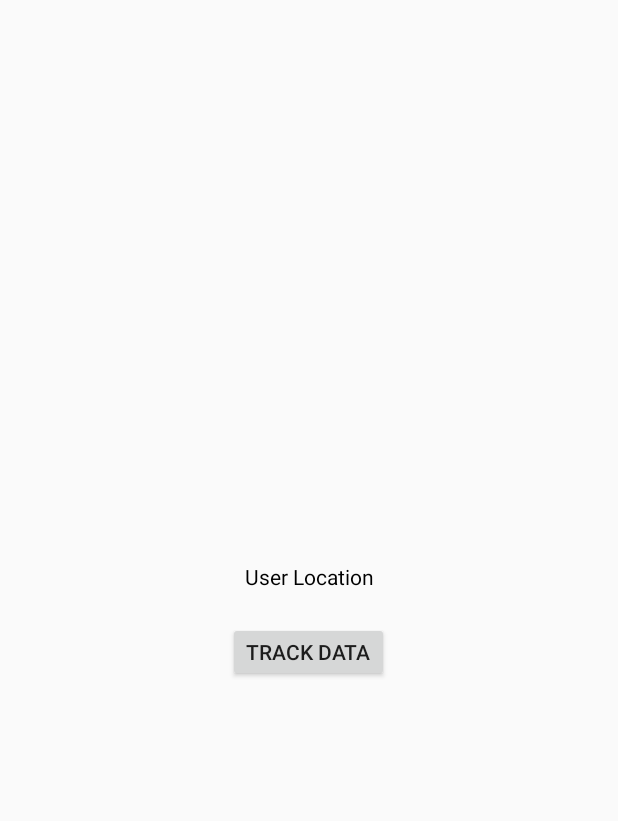
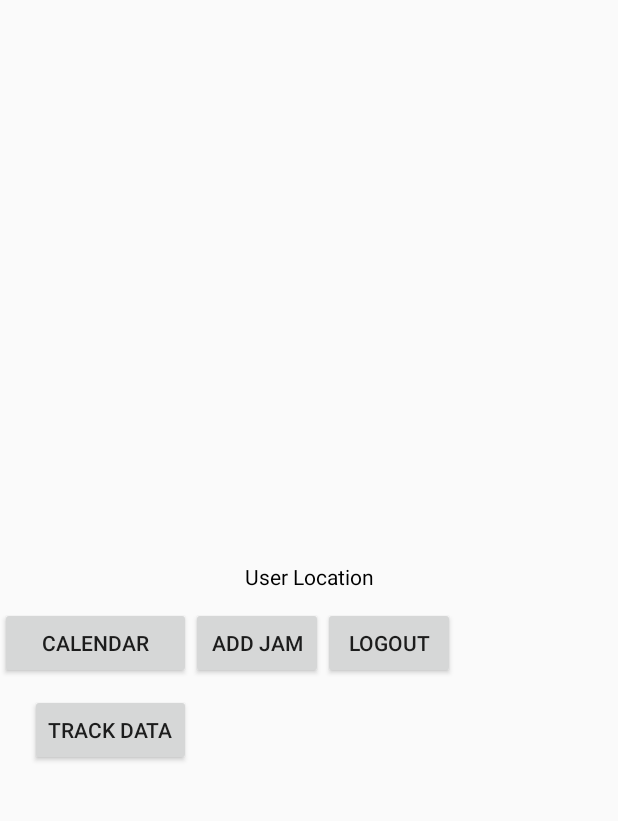
Before and after one commit to Chengliu823/JamDetector1, an Android app: the MapsActivity screen opened directly, with no data from a screen before it, on a phone screen of 412 x 824 dp, the part 113-934 px from its top. Run offline under Robolectric (Android 15) with nearby library versions, the phone set to English and light mode, and no system bars.

Commit message:
layout + register layout

```diff
--- a/app/src/main/java/com/example/semesterprojekt/Setting.java
+++ b/app/src/main/java/com/example/semesterprojekt/FAQActivity.java
@@ -3,11 +3,11 @@ package com.example.semesterprojekt;
 import android.support.v7.app.AppCompatActivity;
 import android.os.Bundle;
 
-public class Setting extends AppCompatActivity {
+public class FAQActivity extends AppCompatActivity {
 
     @Override
     protected void onCreate(Bundle savedInstanceState) {
         super.onCreate(savedInstanceState);
-        setContentView(R.layout.activity_setting);
+        setContentView(R.layout.activity_faq);
     }
 }
--- a/app/src/main/java/com/example/semesterprojekt/LoginActivity.java
+++ b/app/src/main/java/com/example/semesterprojekt/LoginActivity.java
@@ -119,7 +119,7 @@ public class LoginActivity extends AppCompatActivity {
             @Override
             public void onClick(View view) {
                 //进入注册界面
-                Intent intent = new Intent(LoginActivity.this, Setting.class);
+                Intent intent = new Intent(LoginActivity.this, SettingActivity.class);
                 startActivity(intent);
             }
         });
--- a/app/src/main/java/com/example/semesterprojekt/MapsActivity.java
+++ b/app/src/main/java/com/example/semesterprojekt/MapsActivity.java
@@ -18,6 +18,7 @@ import android.os.Bundle;
 import android.text.Html;
 import android.util.Log;
 import android.view.View;
+import android.widget.Button;
 import android.widget.TextView;
 
 import com.example.semesterprojekt.SQLiteHelper;
@@ -44,11 +45,23 @@ public class MapsActivity extends FragmentActivity implements OnMapReadyCallback
     private LatLng last_point;
     private TextView user_status, user_location;
     private String username;
+    private Button btnCalendar;
 
     @Override
     protected void onCreate(Bundle savedInstanceState) {
         super.onCreate(savedInstanceState);
         setContentView(R.layout.activity_maps);
+
+        btnCalendar = findViewById(R.id.btn_calendar);
+
+        btnCalendar.setOnClickListener(new View.OnClickListener() {
+            @Override
+            public void onClick(View view) {
+                //进入注册界面
+                Intent intent = new Intent(MapsActivity.this, CalendarActivity.class);
+                startActivity(intent);
+            }
+        });
 
         //für GPS tracking, aktiviert GPS
         locationManager = (LocationManager) this.getSystemService(LOCATION_SERVICE);
--- a/app/src/main/res/layout/activity_maps.xml
+++ b/app/src/main/res/layout/activity_maps.xml
@@ -1,10 +1,10 @@
 <LinearLayout xmlns:android="http://schemas.android.com/apk/res/android"
     xmlns:map="http://schemas.android.com/apk/res-auto"
     xmlns:tools="http://schemas.android.com/tools"
-    android:orientation="vertical"
     android:layout_width="match_parent"
     android:layout_height="match_parent"
-    tools:context="com.example.semesterprojekt.MapsActivity" >
+    android:orientation="vertical"
+    tools:context="com.example.semesterprojekt.MapsActivity">
 
     <LinearLayout
         android:layout_width="match_parent"
@@ -13,19 +13,19 @@
 
         <TextView
             android:layout_width="0dp"
+            android:layout_height="match_parent"
             android:layout_weight="1"
-            android:layout_height="match_parent"
-            android:text="User Status"
-            android:gravity="center"/>
+            android:gravity="center"
+            android:text="User Status" />
 
         <TextView
             android:id="@+id/user_status"
             android:layout_width="0dp"
+            android:layout_height="match_parent"
             android:layout_weight="1"
-            android:layout_height="match_parent"
+            android:gravity="center"
             android:text="REST"
-            android:gravity="center"
-            android:textColor="#FF0000"/>
+            android:textColor="#FF0000" />
 
     </LinearLayout>
 
@@ -33,27 +33,67 @@
         android:id="@+id/map"
         android:name="com.google.android.gms.maps.SupportMapFragment"
         android:layout_width="match_parent"
-        android:layout_height="400dp"/>
+        android:layout_height="400dp" />
 
 
     <TextView
         android:id="@+id/user_location"
         android:layout_width="match_parent"
         android:layout_height="40dp"
+        android:gravity="center"
         android:text="User Location"
-        android:gravity="center"
-        android:textColor="#000"/>
+        android:textColor="#000" />
 
 
-    <Button
-        android:id="@+id/bt_track_data"
-        android:layout_margin="10dp"
-        android:layout_gravity="center"
-        android:layout_width="wrap_content"
-        android:layout_height="40dp"
-        android:text="Track Data"/>
+    <TableLayout
+        android:layout_width="match_parent"
+        android:layout_height="wrap_content">
 
+        <TableRow
+            android:layout_width="match_parent"
+            android:layout_height="match_parent">
 
+            <Button
+                android:id="@+id/btn_calendar"
+                android:layout_width="wrap_content"
+                android:layout_height="wrap_content"
+                android:text="Calendar" />
+
+            <Button
+                android:id="@+id/btn_add_jam"
+                android:layout_width="match_parent"
+                android:layout_height="wrap_content"
+                android:text="Add Jam" />
+
+            <Button
+                android:id="@+id/btn_logout"
+                android:layout_width="wrap_content"
+                android:layout_height="wrap_content"
+                android:text="Logout" />
+
+        </TableRow>
+
+        <TableRow
+            android:layout_width="149dp"
+            android:layout_height="match_parent">
+
+            <Button
+                android:id="@+id/bt_track_data"
+                android:layout_width="match_parent"
+                android:layout_height="wrap_content"
+                android:layout_gravity="center"
+                android:layout_margin="10dp"
+                android:text="Track Data" />
+        </TableRow>
+
+        <TableRow
+            android:layout_width="match_parent"
+            android:layout_height="match_parent" />
+
+        <TableRow
+            android:layout_width="match_parent"
+            android:layout_height="match_parent" />
+    </TableLayout>
 
 
 </LinearLayout>
```
Also changed, not shown: app/src/main/AndroidManifest.xml (+11 -2 lines), app/src/main/java/com/example/semesterprojekt/AboutUSActivity.java (added, +13 -0 lines), app/src/main/java/com/example/semesterprojekt/CalendarActivity.java (added, +13 -0 lines), app/src/main/java/com/example/semesterprojekt/HelpActivity.java (added, +13 -0 lines), app/src/main/java/com/example/semesterprojekt/SettingActivity.java (added, +51 -0 lines), app/src/main/res/layout/activity_about_us.xml (added, +9 -0 lines), app/src/main/res/layout/activity_calendar.xml (added, +15 -0 lines), app/src/main/res/layout/activity_faq.xml (added, +9 -0 lines), app/src/main/res/layout/activity_help.xml (added, +9 -0 lines), app/src/main/res/layout/activity_setting.xml (+48 -15 lines).
